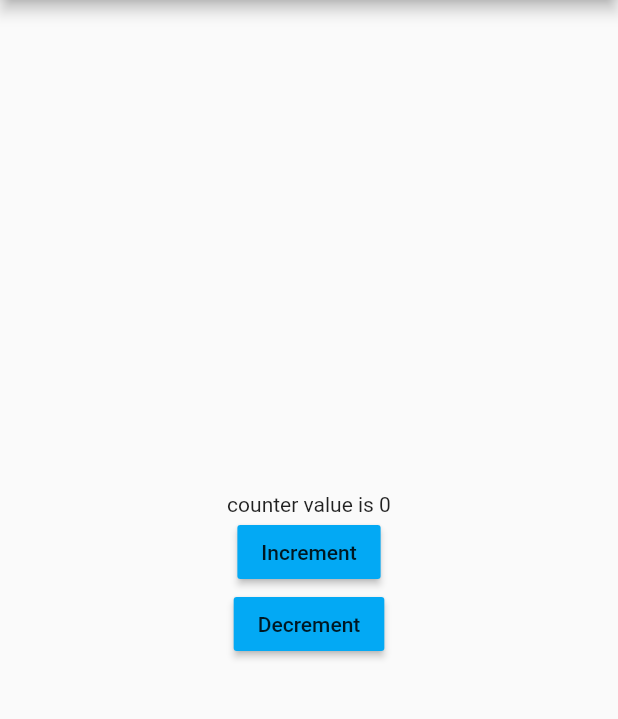
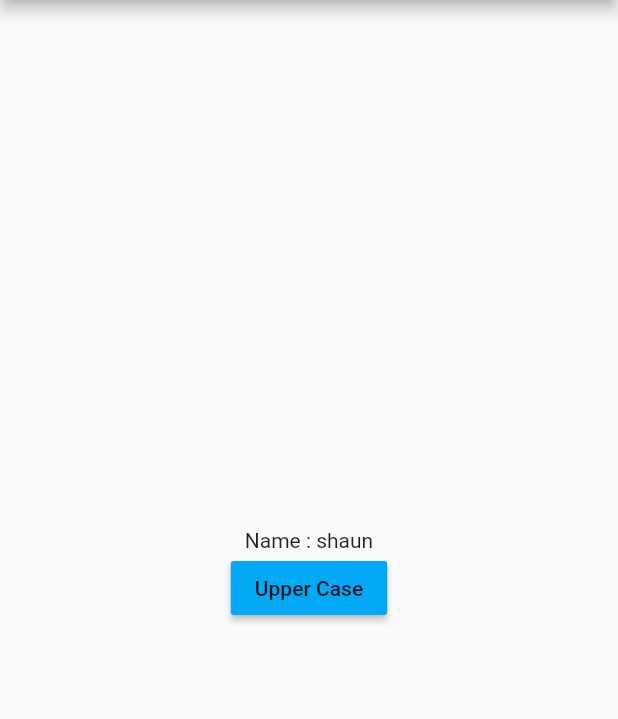
Before and after one commit to shaunhossain/Learn-GetX, a Flutter app: the screen it shows after launch, on a phone screen of 412 x 824 dp, the part 84-803 px from its top. Run offline on Flutter 3.47's test engine with Material 2 defaults, Android fonts, the phone set to English and light mode, and no system bars; our stand-ins replace get.

Commit message:
Learn GetX Obx with class

```diff
--- /dev/null
+++ b/lib/student.dart
@@ -0,0 +1,6 @@
+import 'package:get/get_rx/src/rx_types/rx_types.dart';
+
+class Student{
+  var name = "shaun".obs;
+  var age = 26.obs;
+}
--- a/lib/view/my_home_page.dart
+++ b/lib/view/my_home_page.dart
@@ -1,5 +1,6 @@
 import 'package:flutter/material.dart';
 import 'package:get/get.dart';
+import 'package:learn_getx/student.dart';
 
 class MyHomePage extends StatefulWidget {
   const MyHomePage({Key? key, required this.title}) : super(key: key);
@@ -11,15 +12,17 @@ class MyHomePage extends StatefulWidget {
 }
 
 class _MyHomePageState extends State<MyHomePage> {
-  var count = 0.obs;
+  // var count = 0.obs;
+  //
+  // void increment(){
+  //   count++;
+  // }
+  //
+  // void decrement(){
+  //   count--;
+  // }
 
-  void increment(){
-    count++;
-  }
-
-  void decrement(){
-    count--;
-  }
+  var student = Student();
 
 
   @override
@@ -32,15 +35,18 @@ class _MyHomePageState extends State<MyHomePage> {
         child: Column(
           mainAxisAlignment: MainAxisAlignment.center,
           children: <Widget>[
-            Obx(()=>Text("counter value is $count")),
+            Obx(()=>Text("Name : ${student.name}")),
+
+            // MaterialButton(
+            //   onPressed: ()=> increment(),
+            //   child: const Text("Increment"),
+            //   color: Colors.lightBlue,
+            // ),
             MaterialButton(
-              onPressed: ()=> increment(),
-              child: const Text("Increment"),
-              color: Colors.lightBlue,
-            ),
-            MaterialButton(
-              onPressed: ()=> decrement(),
-              child: const Text("Decrement"),
+              onPressed: (){
+                student.name.value = student.name.value.toUpperCase();
+              },
+              child: const Text("Upper Case"),
               color: Colors.lightBlue,
             )
           ],
```
